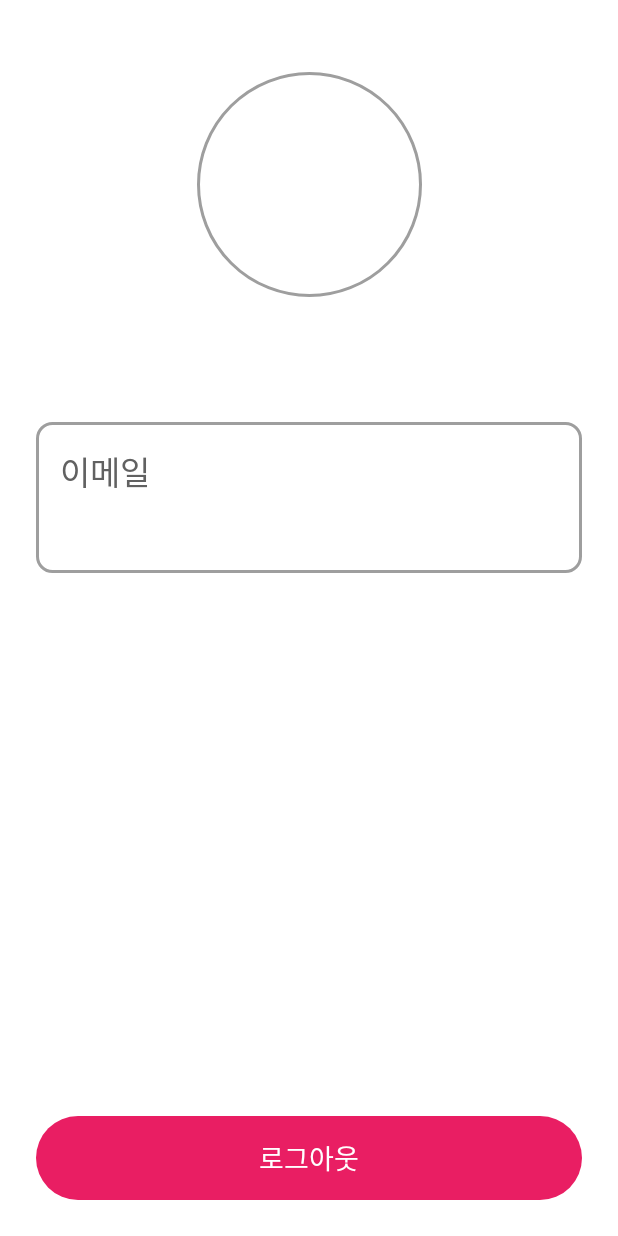
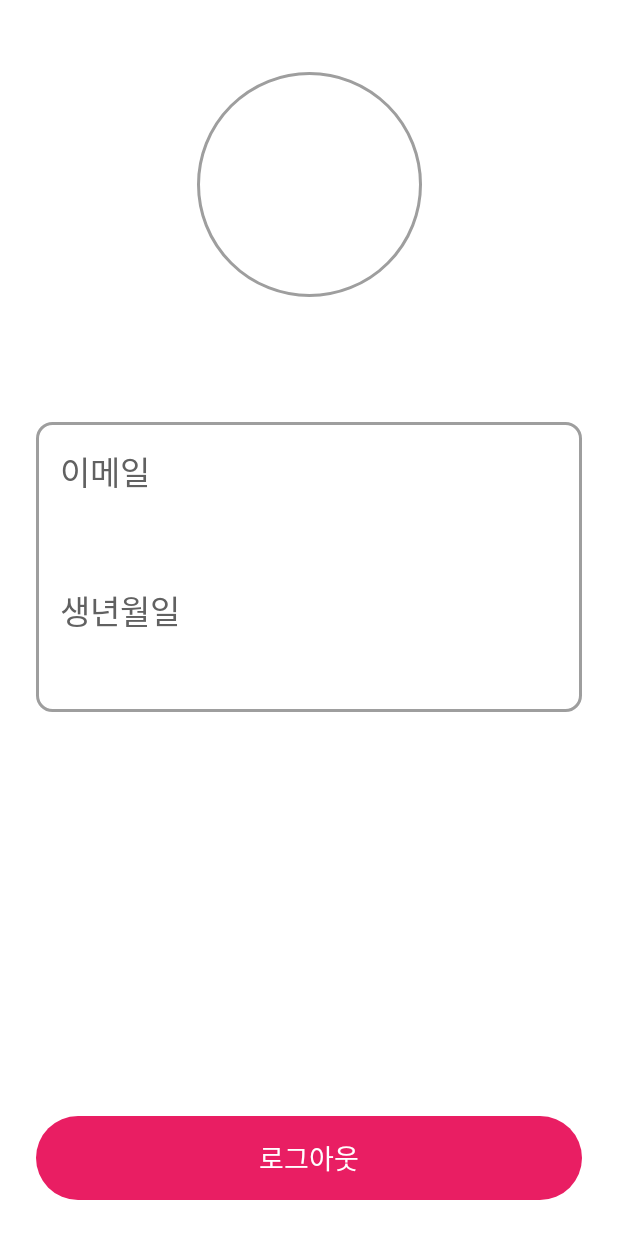
Before and after one commit to project1020/SecondHandTrade, an Android app: the layout fragment_myinfo.xml on its own in the app's theme, with its tools: preview values and no code run, on a phone screen of 412 x 824 dp. Run offline under Robolectric (Android 15) with nearby library versions, the phone set to English and light mode, and no system bars.

Commit message:
회원가입 생년월일 입력 추가

```diff
--- a/app/src/main/res/layout/fragment_myinfo.xml
+++ b/app/src/main/res/layout/fragment_myinfo.xml
@@ -29,6 +29,7 @@
         app:layout_constraintTop_toBottomOf="@+id/imgProfile" />
 
     <androidx.constraintlayout.widget.ConstraintLayout
+        android:id="@+id/layoutEmail"
         android:layout_width="0dp"
         android:layout_height="wrap_content"
         android:layout_marginStart="24dp"
@@ -41,7 +42,7 @@
         app:layout_constraintTop_toBottomOf="@+id/txtNickname">
 
         <androidx.appcompat.widget.AppCompatTextView
-            android:id="@+id/txtEmail2"
+            android:id="@+id/txtEmailTitle"
             android:layout_width="wrap_content"
             android:layout_height="wrap_content"
             android:text="@string/str_myinfo_txt_email"
@@ -61,7 +62,31 @@
             android:textSize="20dp"
             app:layout_constraintEnd_toEndOf="parent"
             app:layout_constraintStart_toStartOf="parent"
-            app:layout_constraintTop_toBottomOf="@+id/txtEmail2" />
+            app:layout_constraintTop_toBottomOf="@+id/txtEmailTitle" />
+
+        <androidx.appcompat.widget.AppCompatTextView
+            android:id="@+id/txtBirthTitle"
+            android:layout_width="wrap_content"
+            android:layout_height="wrap_content"
+            android:layout_marginTop="24dp"
+            android:text="@string/str_myinfo_txt_birth"
+            android:textColor="@color/dark_gray"
+            android:textSize="22dp"
+            app:layout_constraintStart_toStartOf="parent"
+            app:layout_constraintTop_toBottomOf="@+id/txtEmail" />
+
+        <androidx.appcompat.widget.AppCompatTextView
+            android:id="@+id/txtBirth"
+            android:layout_width="0dp"
+            android:layout_height="wrap_content"
+            android:layout_marginTop="8dp"
+            android:ellipsize="end"
+            android:maxLines="1"
+            android:textColor="@color/gray"
+            android:textSize="20dp"
+            app:layout_constraintEnd_toEndOf="parent"
+            app:layout_constraintStart_toStartOf="parent"
+            app:layout_constraintTop_toBottomOf="@+id/txtBirthTitle" />
 
     </androidx.constraintlayout.widget.ConstraintLayout>
 
--- a/app/src/main/res/values/strings.xml
+++ b/app/src/main/res/values/strings.xml
@@ -15,6 +15,7 @@
     <string name="str_login_txt_register"><u>회원가입</u></string>
     <!--activity_register-->
     <string name="str_register_edit_nickname">닉네임</string>
+    <string name="str_register_edit_birth">생년월일</string>
     <string name="str_register_edit_email">이메일</string>
     <string name="str_register_edit_password">비밀번호</string>
     <string name="str_register_edit_password_confirm">비밀번호 확인</string>
@@ -29,6 +30,7 @@
     <string name="str_home_fab_post">물품 등록</string>
     <!--fragment_myinfo-->
     <string name="str_myinfo_txt_email">이메일</string>
+    <string name="str_myinfo_txt_birth">생년월일</string>
     <string name="str_myinfo_btn_logout">로그아웃</string>
     <!--bottomsheet_register-->
     <string name="str_register_text_choose">프로필 캐릭터 선택</string>
--- a/app/src/main/res/values/themes.xml
+++ b/app/src/main/res/values/themes.xml
@@ -15,6 +15,7 @@
     <style name="Theme.SecondHandTrade" parent="Base.Theme.SecondHandTrade">
         <item name="buttonStyle">@style/StyleButton</item>
         <item name="bottomSheetDialogTheme">@style/StyleBottomSheetDialog</item>
+        <item name="android:datePickerDialogTheme">@style/StyleDatePickerDialog</item>
     </style>
 
     <!-- 커스텀 스타일 -->
@@ -49,6 +50,17 @@
 
     <style name="StyleBottomSheetDialog" parent="Theme.MaterialComponents.BottomSheetDialog">
         <item name="bottomSheetStyle">@style/StyleBottomSheetDialog.Modal</item>
+    </style>
+
+    <style name="StyleDatePickerDialog" parent="Theme.AppCompat.Light.Dialog">
+        <item name="colorAccent">@color/colorPrimary</item>
+        <item name="android:textColorPrimary">@color/darker_gray</item>
+        <item name="android:buttonBarPositiveButtonStyle">@style/StyleDialogButton</item>
+        <item name="android:buttonBarNegativeButtonStyle">@style/StyleDialogButton</item>
+    </style>
+
+    <style name="StyleDialogButton" parent="Widget.AppCompat.Button.Borderless">
+        <item name="android:textColor">@color/colorPrimary</item> <!-- button text color -->
     </style>
 
     <style name="StyleButton" parent="Widget.AppCompat.Button">
```
Also changed, not shown: app/src/main/java/com/secondhand/trade/ActivityFixArticle.kt (+1 -13 lines), app/src/main/java/com/secondhand/trade/ActivityLogin.kt (+21 -6 lines), app/src/main/java/com/secondhand/trade/ActivityRegister.kt (+42 -31 lines), app/src/main/java/com/secondhand/trade/FragmentMyInfo.kt (+13 -12 lines), app/src/main/res/drawable/icon_calendar.xml (added, +5 -0 lines), app/src/main/res/layout/activity_register.xml (+30 -28 lines).
